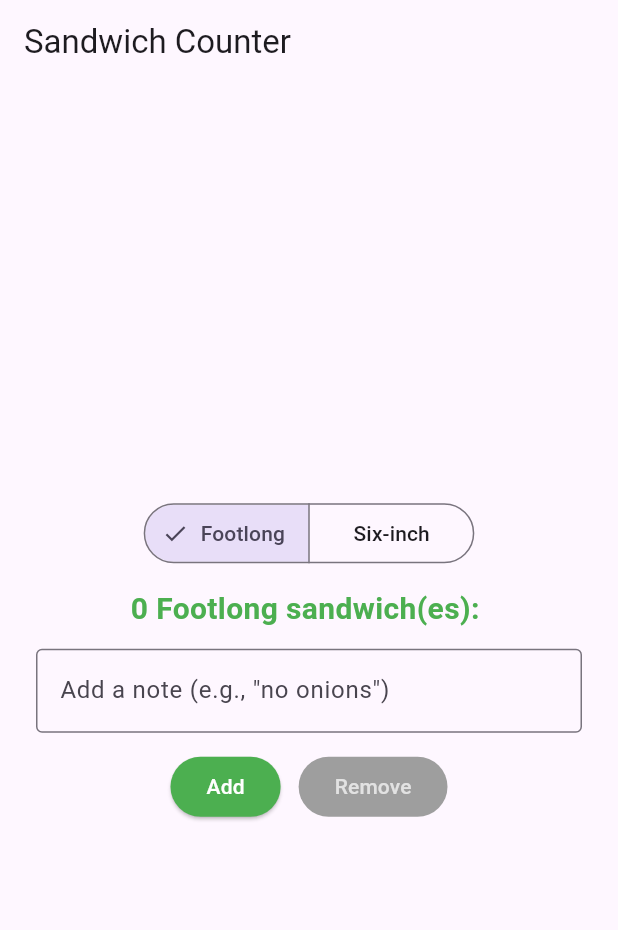
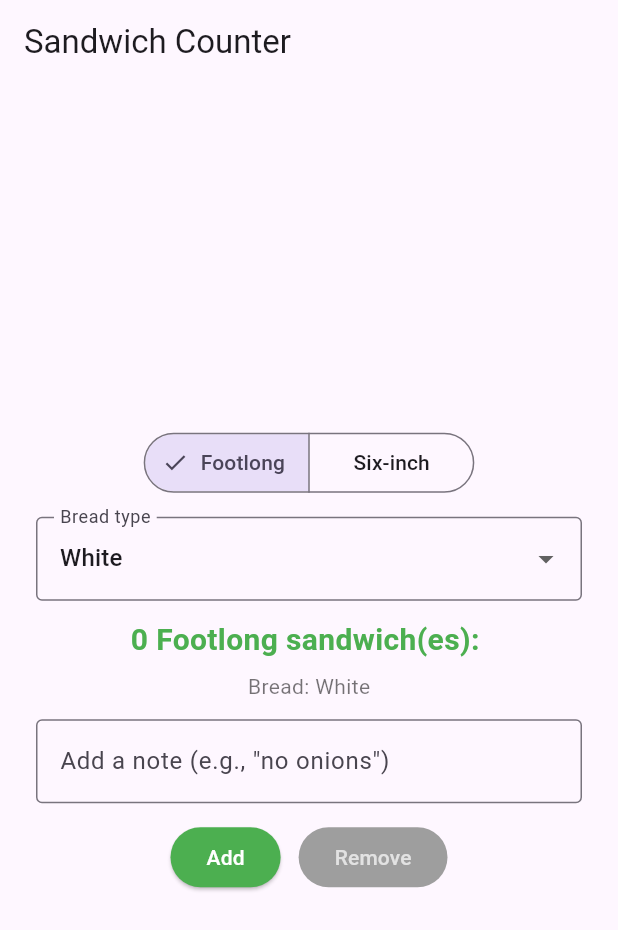
Before and after one commit to lllouislouislouis/sandwich_shop, a Flutter app: the screen it shows after launch, on a phone screen of 412 x 824 dp. Shown: the top 930 px of the screen. Run offline on Flutter 3.47's test engine with Material 3 defaults, Android fonts, the phone set to English and light mode, and no system bars.

Commit message:
Add bread type selection dropdown to OrderScreen

```diff
--- a/lib/main.dart
+++ b/lib/main.dart
@@ -1,4 +1,19 @@
 import 'package:flutter/material.dart';
+
+// Enum representing bread options.
+enum BreadType { white, brown, multigrain }
+
+// Convert an enum value to a readable label.
+String breadTypeToLabel(BreadType type) {
+  switch (type) {
+    case BreadType.white:
+      return 'White';
+    case BreadType.brown:
+      return 'Brown';
+    case BreadType.multigrain:
+      return 'Multi-grain';
+  }
+}
 
 void main() {
   runApp(const App());
@@ -30,6 +45,9 @@ class _OrderScreenState extends State<OrderScreen> {
 
   // Currently selected sandwich size (single-selection via Set).
   final Set<String> _selectedSize = <String>{'Footlong'};
+
+  // Selected bread type.
+  BreadType _selectedBread = BreadType.white;
 
   // Controller for the order note input.
   final TextEditingController _noteController = TextEditingController();
@@ -84,12 +102,37 @@ class _OrderScreenState extends State<OrderScreen> {
               ),
             ),
             const SizedBox(height: 12),
+            // Dropdown to pick bread type.
+            Padding(
+              padding: const EdgeInsets.symmetric(horizontal: 24.0),
+              child: DropdownButtonFormField<BreadType>(
+                value: _selectedBread,
+                decoration: const InputDecoration(
+                  labelText: 'Bread type',
+                  border: OutlineInputBorder(),
+                ),
+                items: BreadType.values.map((BreadType bt) {
+                  return DropdownMenuItem<BreadType>(
+                    value: bt,
+                    child: Text(breadTypeToLabel(bt)),
+                  );
+                }).toList(),
+                onChanged: (BreadType? newType) {
+                  if (newType == null) return;
+                  setState(() {
+                    _selectedBread = newType;
+                  });
+                },
+              ),
+            ),
+            const SizedBox(height: 12),
             // Show the item display including the current note.
             OrderItemDisplay(
               _quantity,
               // Use the currently selected size.
               _selectedSize.isNotEmpty ? _selectedSize.first : 'Footlong',
               note: _noteController.text,
+              breadType: _selectedBread,
             ),
             const SizedBox(height: 12),
             // Note input (enter before pressing Add/Remove)
@@ -146,8 +189,10 @@ class OrderItemDisplay extends StatelessWidget {
   final int quantity;
   final String itemType;
   final String? note;
+  final BreadType? breadType;
 
-  const OrderItemDisplay(this.quantity, this.itemType, {this.note, super.key});
+  const OrderItemDisplay(this.quantity, this.itemType,
+      {this.note, this.breadType, super.key});
 
   @override
   Widget build(BuildContext context) {
@@ -163,6 +208,16 @@ class OrderItemDisplay extends StatelessWidget {
             fontWeight: FontWeight.bold,
           ),
         ),
+        if (breadType != null) ...[
+          const SizedBox(height: 6),
+          Text(
+            'Bread: ${breadTypeToLabel(breadType!)}',
+            style: const TextStyle(
+              fontSize: 14.0,
+              color: Colors.black54,
+            ),
+          ),
+        ],
         if (note != null && note!.trim().isNotEmpty) ...[
           const SizedBox(height: 6),
           Text(
```
